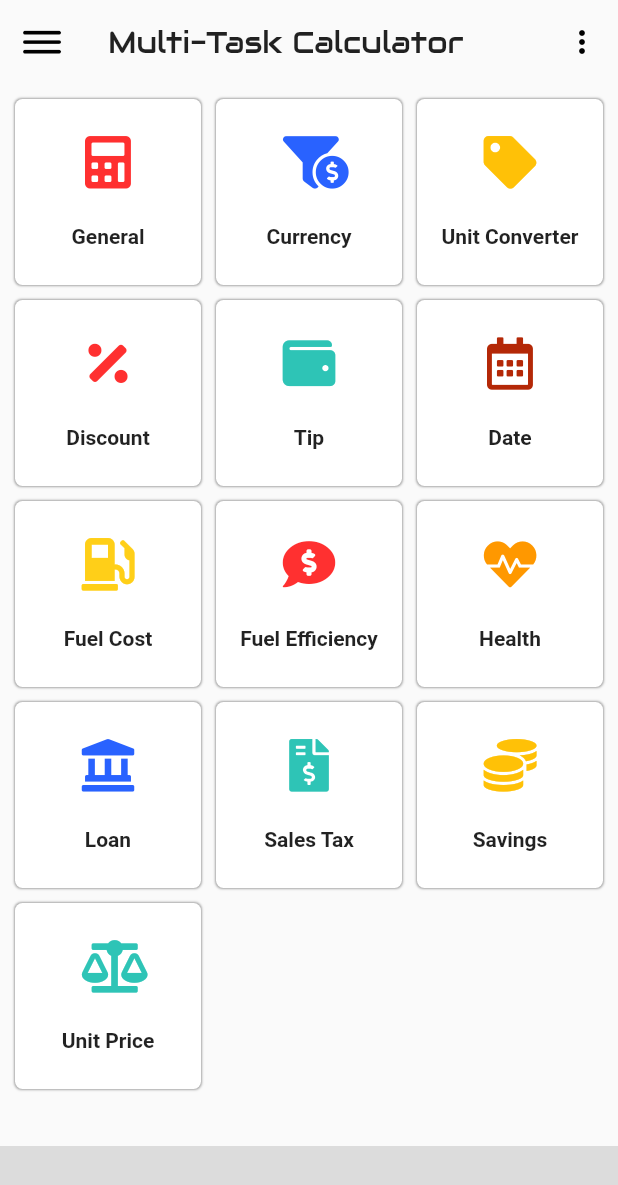
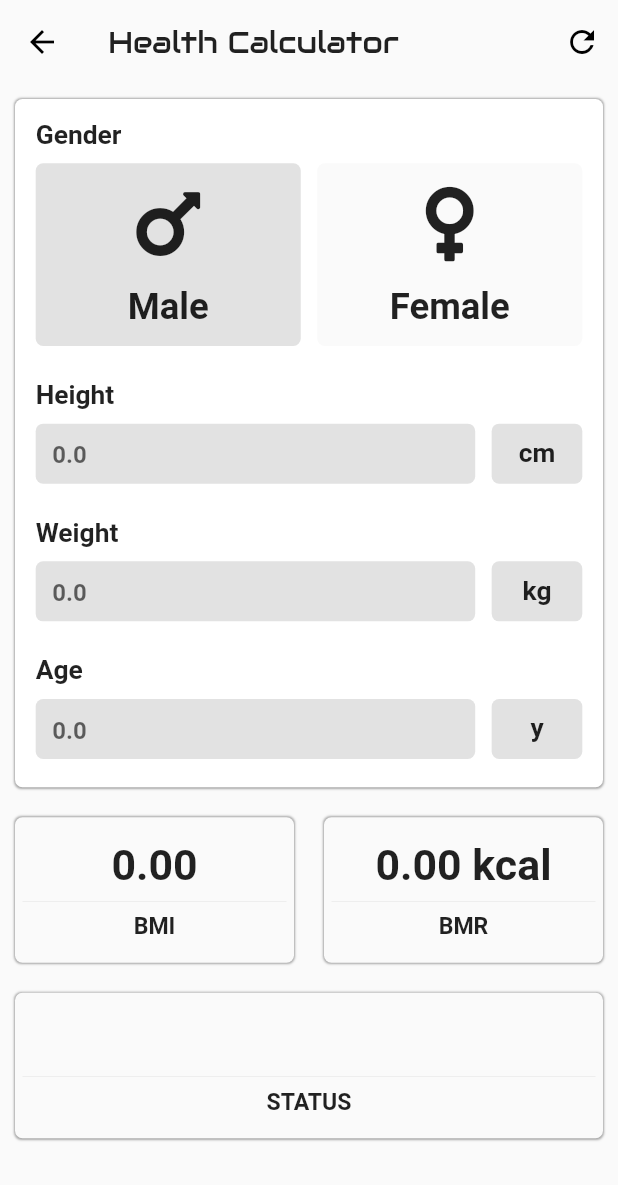
Before and after one commit to imamhossain94/multi-task-calculator, a Flutter app: the HomePage screen opened directly, after a tap on "Health", on a phone screen of 412 x 824 dp. Shown: the top 1185 px of the screen. Run offline on Flutter 3.47's test engine with Material 2 defaults, Android fonts, the phone set to English and light mode, and no system bars; our stand-ins replace cloud_firestore, dio, firebase_core, flutter_holo_date_picker, font_awesome_flutter, package_info and 4 more; missing offline and left inert: function_tree; accounts and stored records are empty; network calls fail.

Commit message:
Health Calculator Added

```diff
--- a/lib/components/build_result_card.dart
+++ b/lib/components/build_result_card.dart
@@ -20,10 +20,10 @@ class BuildResultCard extends StatelessWidget {
     return Expanded(
       child: Container(
         margin: EdgeInsets.all(10),
-        padding: EdgeInsets.all(5),
+        padding: EdgeInsets.fromLTRB(5, 15, 5, 15),
         alignment: Alignment.center,
         decoration: BoxDecoration(
-            color: ThemesMode.isDarkMode?Colors.black:textWhite,
+            color: ThemesMode.isDarkMode?Colors.black:backgroundLight,
             borderRadius: BorderRadius.circular(5),
             boxShadow: [
               BoxShadow(
@@ -45,7 +45,7 @@ class BuildResultCard extends StatelessWidget {
               style: TextStyle(fontSize: responsiveText(26), fontWeight: FontWeight.bold),
             ),
 
-            Divider(),
+            Divider(thickness: 0.09,),
 
             Text(
               title,
--- a/lib/components/build_text_field.dart
+++ b/lib/components/build_text_field.dart
@@ -46,7 +46,7 @@ class BuildTextField extends StatelessWidget {
                 Expanded(
                     child: Container(
                   //margin: EdgeInsets.only(top: responsiveHeight(8), bottom: responsiveHeight(5)),
-                  height: responsiveHeight(40),
+                  height: 40,
                   decoration: BoxDecoration(
                     color: Colors.grey.withOpacity(0.3),
                     borderRadius: BorderRadius.circular(5),
@@ -76,7 +76,7 @@ class BuildTextField extends StatelessWidget {
                     borderRadius: BorderRadius.circular(5),
                     onTap: onPressedAction,
                     child: Container(
-                      height: responsiveHeight(40),
+                      height: 40,
                       width: responsiveWidth(55),
                       alignment: Alignment.center,
                       decoration: BoxDecoration(
--- a/lib/pages/currency_calc_page/components/build_currency_text_field.dart
+++ b/lib/pages/currency_calc_page/components/build_currency_text_field.dart
@@ -43,8 +43,8 @@ class BuildCurrencyTextField extends StatelessWidget {
               children: [
                 Container(
                     //margin: EdgeInsets.only(top: responsiveHeight(8), bottom: responsiveHeight(5)),
-                    height: responsiveHeight(40),
-                    width: responsiveWidth(55),
+                    height: 40,
+                    width: 55,
                     alignment: Alignment.center,
                     decoration: BoxDecoration(
                       color: Colors.grey.withOpacity(0.3),
@@ -55,7 +55,7 @@ class BuildCurrencyTextField extends StatelessWidget {
                 SizedBox(width: responsiveWidth(10),),
                 Expanded(child: Container(
                   //margin: EdgeInsets.only(top: responsiveHeight(8), bottom: responsiveHeight(5)),
-                  height:responsiveHeight(40),
+                  height:40,
                   decoration: BoxDecoration(
                     color: Colors.grey.withOpacity(0.3),
                     borderRadius: BorderRadius.circular(5),
@@ -82,8 +82,8 @@ class BuildCurrencyTextField extends StatelessWidget {
                     borderRadius: BorderRadius.circular(5),
                     onTap: onPressedAction,
                     child: Container(
-                      height: responsiveHeight(40),
-                      width: responsiveWidth(55),
+                      height: 40,
+                      width: 55,
                       decoration: BoxDecoration(
                         color: Colors.grey.withOpacity(0.3),
                         borderRadius: BorderRadius.circular(5),
--- /dev/null
+++ b/lib/pages/health_calc/components/build_gender_picker.dart
@@ -0,0 +1,124 @@
+import 'package:flutter/material.dart';
+import 'package:font_awesome_flutter/font_awesome_flutter.dart';
+import 'package:multi_task_calculator/utils/screen_config.dart';
+import 'package:multi_task_calculator/utils/themes_mode.dart';
+
+class BuildGenderPicker extends StatefulWidget {
+  final String title;
+  final ValueChanged<String> valueChanged;
+
+  BuildGenderPicker({
+    @required this.title,
+    @required this.valueChanged,
+  });
+
+  @override
+  _BuildGenderPickerState createState() => _BuildGenderPickerState();
+}
+
+class _BuildGenderPickerState extends State<BuildGenderPicker> {
+  bool isMale, isFemale;
+
+  @override
+  void initState() {
+    isMale = true;
+    isFemale = false;
+    super.initState();
+  }
+
+  @override
+  Widget build(BuildContext context) {
+    ScreenConfig().init(context);
+    ThemesMode().init(context);
+
+    return Container(
+      margin: EdgeInsets.all(responsiveWidth(8)),
+      child: Column(
+        mainAxisSize: MainAxisSize.min,
+        children: [
+          Row(
+            children: [
+              Text(
+                widget.title,
+                style: TextStyle(
+                    fontSize: responsiveText(16), fontWeight: FontWeight.bold),
+              ),
+              //Spacer(),
+            ],
+          ),
+          Container(
+            margin: EdgeInsets.only(
+                top: responsiveHeight(8), bottom: responsiveHeight(5)),
+            child: Row(
+              children: [
+                buildGenderButton(
+                  title: 'Male',
+                  icon: FontAwesomeIcons.mars,
+                  onPressed: (){
+                    setState(() {
+                      isMale = true;
+                      isFemale = false;
+                    });
+                    widget.valueChanged('Male');
+                  },
+                  active:isMale,
+                ),
+                SizedBox(
+                  width: responsiveWidth(10),
+                ),
+                buildGenderButton(
+                  title: 'Female',
+                  icon: FontAwesomeIcons.venus,
+                  onPressed: (){
+                    setState(() {
+                      isMale = false;
+                      isFemale = true;
+                    });
+                    widget.valueChanged('Female');
+                  },
+                  active:isFemale,
+                ),
+              ],
+            ),
+          )
+        ],
+      ),
+    );
+  }
+
+  Expanded buildGenderButton({String title, IconData icon, VoidCallback onPressed, bool active}) {
+    return Expanded(
+      child: Material(
+        color: Colors.transparent,
+        child: InkWell(
+          borderRadius: BorderRadius.circular(5),
+          onTap: onPressed,
+          child: Container(
+            height: responsiveHeight(120),
+            width: responsiveWidth(55),
+            alignment: Alignment.center,
+            decoration: BoxDecoration(
+              color: Colors.grey.withOpacity(active ? 0.3 : 0.05),
+              borderRadius: BorderRadius.circular(5),
+            ),
+            child: Column(
+              mainAxisAlignment: MainAxisAlignment.spaceEvenly,
+              children: [
+                Icon(
+                  icon,
+                  size: responsiveHeight(56),
+                ),
+                Text(title, style:
+                  TextStyle(
+                    fontSize: responsiveHeight(24),
+                    fontWeight: FontWeight.bold
+                  )
+                )
+              ],
+            ),
+          ),
+        ),
+      ),
+    );
+  }
+}
--- /dev/null
+++ b/lib/pages/health_calc/health_calc_page.dart
@@ -0,0 +1,193 @@
+import 'package:flutter/material.dart';
+import 'package:multi_task_calculator/components/build_result_card.dart';
+import 'package:multi_task_calculator/components/build_text_field.dart';
+import 'package:multi_task_calculator/pages/health_calc/components/build_gender_picker.dart';
+import 'package:multi_task_calculator/utils/constant.dart';
+import 'package:multi_task_calculator/utils/extensions.dart';
+import 'package:multi_task_calculator/utils/screen_config.dart';
+import 'package:multi_task_calculator/utils/themes_mode.dart';
+
+
+class HealthCalcPage extends StatefulWidget {
+  @override
+  _HealthCalcPageState createState() => _HealthCalcPageState();
+}
+
+class _HealthCalcPageState extends State<HealthCalcPage> {
+
+  TextEditingController heightController = TextEditingController();
+  TextEditingController weightController = TextEditingController();
+  TextEditingController ageController = TextEditingController();
+
+  String height, weight, age, gender, status;
+  double bmi, bmr;
+
+  @override
+  void initState() {
+    bmi = 0.0;
+    bmr = 0.0;
+    gender = 'Male';
+    calculateDiscount();
+    super.initState();
+  }
+
+  @override
+  void dispose() {
+    heightController.dispose();
+    weightController.dispose();
+    ageController.dispose();
+    super.dispose();
+  }
+
+  void calculateDiscount() {
+
+    heightController.addListener(() {
+      updateResult();
+    });
+    weightController.addListener(() {
+      updateResult();
+    });
+    ageController.addListener(() {
+      updateResult();
+    });
+
+  }
+
+  void updateResult() {
+
+    height = heightController.value.text;
+    weight = weightController.value.text;
+    age = ageController.value.text;
+    //Make null safety
+    setState(() {
+      double _height = double.tryParse(height)??0.0;
+      double _weight = double.tryParse(weight)??0.0;
+      double _age = double.tryParse(age)??0;
+
+      bmi = _weight /((_height/10) * _height/10) * 100;
+
+      if(gender == 'Male'){
+        bmr = 88.362 + (13.397 * _weight) + (4.799 * _height) - (5.677 * _age);
+      }else if(gender == 'Female'){
+        bmr = 447.593 + (9.247 * _weight) + (3.098 * _height) - (4.330 * _age);
+      }
+
+      if(bmi < 18.5){
+        status = 'Underweight';
+      }else if(bmi >= 18.5 && bmi <=24.9){
+        status = 'Healthy weight';
+      }else if(bmi >= 25.0 && bmi <=29.9){
+        status = 'Overweight';
+      }else if(bmi >= 30.0 && bmi <=39.9){
+        status = 'Obese';
+      }
+
+    });
+  }
+
+
+  @override
+  Widget build(BuildContext context) {
+    ScreenConfig().init(context);
+    ThemesMode().init(context);
+
+    return SafeArea(
+      child: Scaffold(
+        appBar: AppBar(
+          title: Text('Health Calculator',
+            style: TextStyle(
+                fontFamily: fontAudioWide,
+                fontSize: responsiveWidth(18)
+            ),
+          ),
+          elevation: 0,
+          actions: [
+            IconButton(
+              onPressed: ()=> resetPage(context, HealthCalcPage()),
+              icon: Icon(Icons.refresh),
+              tooltip: 'Refresh',
+            )
+          ],
+        ),
+        body: SingleChildScrollView(
+          physics: BouncingScrollPhysics(),
+          child: Column(
+            crossAxisAlignment: CrossAxisAlignment.start,
+            children: [
+              Container(
+                margin: EdgeInsets.all(10),
+                padding: EdgeInsets.all(5),
+                decoration: BoxDecoration(
+                    color: ThemesMode.isDarkMode?Colors.black:textWhite,
+                    borderRadius: BorderRadius.circular(5),
+                    boxShadow: [
+                      BoxShadow(
+                          color: Colors.grey.withOpacity(0.9),
+                          blurRadius: 0.5,
+                          spreadRadius: 0.5,
+                          offset: Offset.zero
+                      )
+                    ]
+                ),
+                child: Column(
+                  mainAxisSize: MainAxisSize.min,
+                  children: [
+
+                    BuildGenderPicker(
+                      valueChanged: (String value) {
+                        print(value);
+                        setState(() {
+                          gender = value;
+                          updateResult();
+                        });
+
+                      },
+                      title: 'Gender',
+                    ),
+
+                    BuildTextField(
+                      title: 'Height',
+                      hint: '0.0',
+                      isEnabled: true,
+                      textController: heightController,
+                      onPressedAction: null,
+                      widget: Text('cm', style: TextStyle(fontWeight: FontWeight.bold, fontSize: responsiveText(16)),),),
+                    BuildTextField(
+                      title: 'Weight',
+                      hint: '0.0',
+                      isEnabled: true,
+                      textController: weightController,
+                      onPressedAction: null,
+                      widget: Text('kg', style: TextStyle(fontWeight: FontWeight.bold, fontSize: responsiveText(16)),),),
+                    BuildTextField(
+                      title: 'Age',
+                      hint: '0.0',
+                      isEnabled: true,
+                      textController: ageController,
+                      onPressedAction: null,
+                      widget: Text('y', style: TextStyle(fontWeight: FontWeight.bold, fontSize: responsiveText(16)),),),
+                  ],
+                ),
+              ),
+              //Result
+              Row(
+                children: [
+                  BuildResultCard(title: 'BMI', value: '${bmi.toStringAsFixed(2)}',),
+                  BuildResultCard(title: 'BMR', value: '${bmr.toStringAsFixed(2)} kcal',),
+                ],
+              ),
+
+              Row(
+                children: [
+                  BuildResultCard(title: 'STATUS', value: '${status != null?status:''}',),
+                ],
+              )
+
+            ],
+          ),
+        ),
+      ),
+    );
+  }
+
+}
--- a/lib/pages/home_page/components/build_home_menu_pad.dart
+++ b/lib/pages/home_page/components/build_home_menu_pad.dart
@@ -59,13 +59,13 @@ class BuildHomeMenuPad extends StatelessWidget {
           BuildHomeMenuButton(
             title: 'Fuel Efficiency',
             icon: FontAwesomeIcons.commentDollar,
-            onPressed: () {},
+            onPressed: ()=> Navigator.pushNamed(context, fuelEfficiencyCalcPage),
             color: textRed,
           ),
           BuildHomeMenuButton(
             title: 'Health',
             icon: FontAwesomeIcons.heartbeat,
-            onPressed: () {},
+            onPressed: ()=> Navigator.pushNamed(context, healthCalcPage),
             color: textOrange,
           ),
         ]),
--- a/lib/utils/router.dart
+++ b/lib/utils/router.dart
@@ -3,7 +3,9 @@ import 'package:multi_task_calculator/pages/currency_calc_page/currency_calc_pag
 import 'package:multi_task_calculator/pages/date_calc/date_calc_page.dart';
 import 'package:multi_task_calculator/pages/discount_calc/discount_calc_page.dart';
 import 'package:multi_task_calculator/pages/fuel_calc/fuel_cost_calc_page.dart';
+import 'package:multi_task_calculator/pages/fuel_calc/fuel_efficiency_calc_page.dart';
 import 'package:multi_task_calculator/pages/general_calc_page/general_calc_page.dart';
+import 'package:multi_task_calculator/pages/health_calc/health_calc_page.dart';
 import 'package:multi_task_calculator/pages/home_page/home_page.dart';
 import 'package:multi_task_calculator/pages/sales_tax_calc/sales_tax_calc_page.dart';
 import 'package:multi_task_calculator/pages/splash_page.dart';
@@ -56,14 +58,14 @@ Route<dynamic> generateRoute(RouteSettings settings) {
     case dateCalcPage:
       return PageTransition(child: DateCalcPage(), type: PageTransitionType.fade, settings: settings,);
       break;
-    case fuelEfficiencyCalcPage:
-      return PageTransition(child: UpdateCheckPage(), type: PageTransitionType.fade, settings: settings,);
-      break;
     case fuelCalcPage:
       return PageTransition(child: FuelCostCalcPage(), type: PageTransitionType.fade, settings: settings,);
       break;
+    case fuelEfficiencyCalcPage:
+      return PageTransition(child: FuelEfficiencyCalcPage(), type: PageTransitionType.fade, settings: settings,);
+      break;
     case healthCalcPage:
-      return PageTransition(child: UpdateCheckPage(), type: PageTransitionType.fade, settings: settings,);
+      return PageTransition(child: HealthCalcPage(), type: PageTransitionType.fade, settings: settings,);
       break;
     case loanCalcPage:
       return PageTransition(child: UpdateCheckPage(), type: PageTransitionType.fade, settings: settings,);
```
Also changed, not shown: lib/pages/fuel_calc/fuel_efficiency_calc_page.dart (added, +155 -0 lines).
